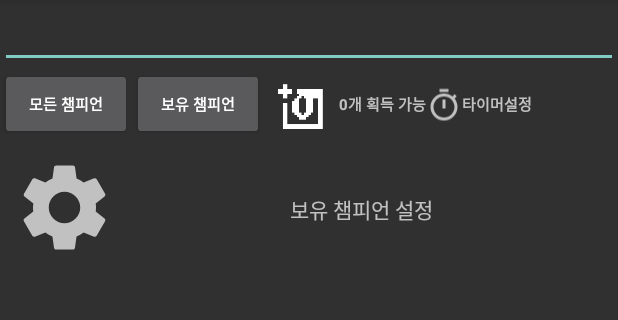
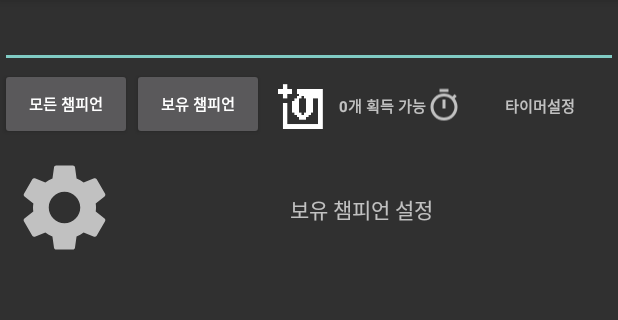
Before and after one commit to dbswls627/LolBox_nonAPI, an Android app: the screen it shows after launch (MainActivity), after a tap on "보유 챔피언", on a phone screen of 412 x 824 dp, the part 84-404 px from its top. Run offline under Robolectric (Android 15) with nearby library versions, the phone set to English and light mode, and no system bars; our stand-ins replace AdMob, Room's generated code.

Commit message:
버전 xml

```diff
--- a/app/build.gradle
+++ b/app/build.gradle
@@ -12,8 +12,8 @@ android {
         applicationId "com.lolbox.lolbox"
         minSdkVersion 16
         targetSdkVersion 30
-        versionCode 1
-        versionName "1.0"
+        versionCode 2
+        versionName "2"
         multiDexEnabled true
         testInstrumentationRunner "androidx.test.runner.AndroidJUnitRunner"
     }
--- a/app/src/main/res/layout/activity_main.xml
+++ b/app/src/main/res/layout/activity_main.xml
@@ -5,6 +5,7 @@
     android:orientation="vertical">
 
     <EditText
+        android:inputType="text"
         android:id="@+id/search"
         android:layout_width="match_parent"
         android:layout_height="wrap_content" />
@@ -37,8 +38,9 @@
                 android:id="@+id/n"
                 android:textSize="10sp"
                 android:textStyle="bold"
+                android:gravity="center"
                 android:layout_width="wrap_content"
-                android:layout_height="wrap_content"
+                android:layout_height="match_parent"
                 android:text="3개획득 가능"/>
             <ImageView
                 android:id="@+id/timerIcon"
@@ -47,11 +49,13 @@
                 android:src="@drawable/ic_baseline_timer_24"
                 />
             <TextView
+
                 android:id="@+id/timer"
+                android:gravity="center"
                 android:textSize="10sp"
                 android:textStyle="bold"
                 android:layout_width="wrap_content"
-                android:layout_height="wrap_content"
+                android:layout_height="match_parent"
                 android:layout_weight="1"
                 android:text="124:00"/>
 
```
